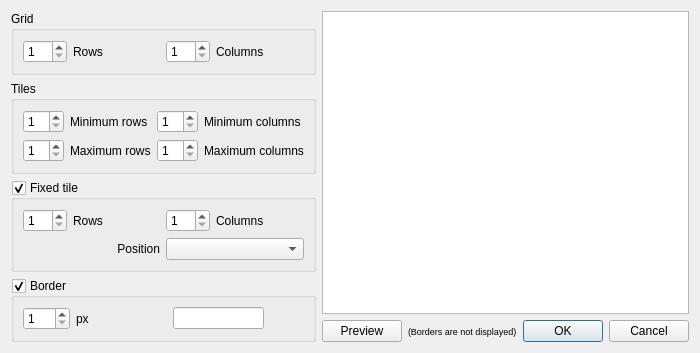
Old version of the form src/gui/customlayoutdialog.ui in the repository mistic100/UMWP-Autochanger.
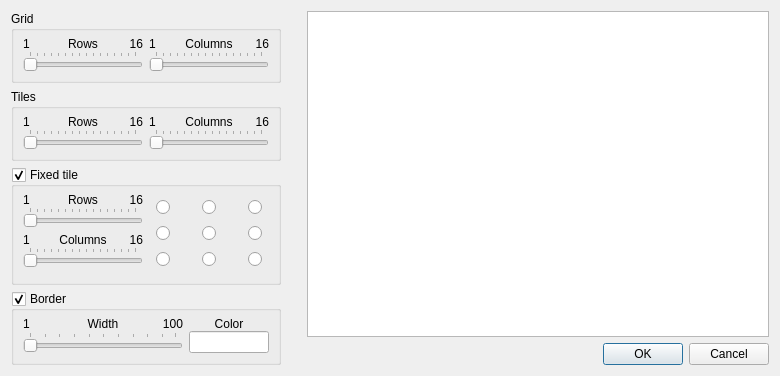
New version of the form. Icons and pictures are not drawn. Custom widgets are drawn as their Qt base class.

Commit message: rework custom layout configuration dialog

Diff of the .ui file:
```diff
--- a/src/gui/customlayoutdialog.ui
+++ b/src/gui/customlayoutdialog.ui
@@ -9,14 +9,538 @@
    <rect>
     <x>0</x>
     <y>0</y>
-    <width>700</width>
-    <height>300</height>
+    <width>780</width>
+    <height>360</height>
    </rect>
   </property>
   <property name="windowTitle">
    <string>Custom Layout Configuration</string>
   </property>
   <layout class="QGridLayout" name="gridLayout_5" columnstretch="0,1">
+   <property name="horizontalSpacing">
+    <number>26</number>
+   </property>
+   <item row="5" column="0" rowspan="3">
+    <widget class="QGroupBox" name="borderEnabled">
+     <property name="title">
+      <string>Border</string>
+     </property>
+     <property name="checkable">
+      <bool>true</bool>
+     </property>
+     <layout class="QGridLayout" name="gridLayout_4" columnstretch="2,1">
+      <property name="topMargin">
+       <number>6</number>
+      </property>
+      <property name="verticalSpacing">
+       <number>0</number>
+      </property>
+      <item row="5" column="0">
+       <layout class="QHBoxLayout" name="horizontalLayout_8">
+        <item>
+         <widget class="QLabel" name="label_23">
+          <property name="text">
+           <string notr="true">1</string>
+          </property>
+         </widget>
+        </item>
+        <item>
+         <widget class="QLabel" name="label_4">
+          <property name="text">
+           <string>Width</string>
+          </property>
+          <property name="alignment">
+           <set>Qt::AlignCenter</set>
+          </property>
+         </widget>
+        </item>
+        <item>
+         <widget class="QLabel" name="label_22">
+          <property name="text">
+           <string notr="true">100</string>
+          </property>
+          <property name="alignment">
+           <set>Qt::AlignRight|Qt::AlignTrailing|Qt::AlignVCenter</set>
+          </property>
+         </widget>
+        </item>
+       </layout>
+      </item>
+      <item row="6" column="0">
+       <widget class="QSlider" name="borderWidth">
+        <property name="minimum">
+         <number>1</number>
+        </property>
+        <property name="maximum">
+         <number>100</number>
+        </property>
+        <property name="orientation">
+         <enum>Qt::Horizontal</enum>
+        </property>
+        <property name="tickPosition">
+         <enum>QSlider::TicksAbove</enum>
+        </property>
+        <property name="tickInterval">
+         <number>10</number>
+        </property>
+       </widget>
+      </item>
+      <item row="6" column="1">
+       <widget class="QLineEditColor" name="borderColor"/>
+      </item>
+      <item row="5" column="1">
+       <widget class="QLabel" name="label_8">
+        <property name="text">
+         <string>Color</string>
+        </property>
+        <property name="alignment">
+         <set>Qt::AlignCenter</set>
+        </property>
+       </widget>
+      </item>
+     </layout>
+    </widget>
+   </item>
+   <item row="2" column="0" rowspan="3">
+    <widget class="QGroupBox" name="mainEnabled">
+     <property name="title">
+      <string>Fixed tile</string>
+     </property>
+     <property name="checkable">
+      <bool>true</bool>
+     </property>
+     <layout class="QHBoxLayout" name="horizontalLayout_9" stretch="1,0">
+      <property name="topMargin">
+       <number>6</number>
+      </property>
+      <item>
+       <layout class="QVBoxLayout" name="verticalLayout">
+        <property name="spacing">
+         <number>0</number>
+        </property>
+        <item>
+         <layout class="QHBoxLayout" name="horizontalLayout_6">
+          <item>
+           <widget class="QLabel" name="label_19">
+            <property name="text">
+             <string notr="true">1</string>
+            </property>
+           </widget>
+          </item>
+          <item>
+           <widget class="QLabel" name="label_3">
+            <property name="text">
+             <string>Rows</string>
+            </property>
+            <property name="alignment">
+             <set>Qt::AlignCenter</set>
+            </property>
+           </widget>
+          </item>
+          <item>
+           <widget class="QLabel" name="mainRowsMaxLabel">
+            <property name="text">
+             <string notr="true">16</string>
+            </property>
+            <property name="alignment">
+             <set>Qt::AlignRight|Qt::AlignTrailing|Qt::AlignVCenter</set>
+            </property>
+           </widget>
+          </item>
+         </layout>
+        </item>
+        <item>
+         <widget class="QSlider" name="mainRows">
+          <property name="minimumSize">
+           <size>
+            <width>120</width>
+            <height>0</height>
+           </size>
+          </property>
+          <property name="minimum">
+           <number>1</number>
+          </property>
+          <property name="maximum">
+           <number>16</number>
+          </property>
+          <property name="orientation">
+           <enum>Qt::Horizontal</enum>
+          </property>
+          <property name="tickPosition">
+           <enum>QSlider::TicksAbove</enum>
+          </property>
+          <property name="tickInterval">
+           <number>1</number>
+          </property>
+         </widget>
+        </item>
+        <item>
+         <layout class="QHBoxLayout" name="horizontalLayout_7">
+          <property name="topMargin">
+           <number>6</number>
+          </property>
+          <item>
+           <widget class="QLabel" name="label_21">
+            <property name="text">
+             <string notr="true">1</string>
+            </property>
+           </widget>
+          </item>
+          <item>
+           <widget class="QLabel" name="label_7">
+            <property name="text">
+             <string>Columns</string>
+            </property>
+            <property name="alignment">
+             <set>Qt::AlignCenter</set>
+            </property>
+           </widget>
+          </item>
+          <item>
+           <widget class="QLabel" name="mainColsMaxLabel">
+            <property name="text">
+             <string notr="true">16</string>
+            </property>
+            <property name="alignment">
+             <set>Qt::AlignRight|Qt::AlignTrailing|Qt::AlignVCenter</set>
+            </property>
+           </widget>
+          </item>
+         </layout>
+        </item>
+        <item>
+         <widget class="QSlider" name="mainCols">
+          <property name="minimum">
+           <number>1</number>
+          </property>
+          <property name="maximum">
+           <number>16</number>
+          </property>
+          <property name="orientation">
+           <enum>Qt::Horizontal</enum>
+          </property>
+          <property name="tickPosition">
+           <enum>QSlider::TicksAbove</enum>
+          </property>
+          <property name="tickInterval">
+           <number>1</number>
+          </property>
+         </widget>
+        </item>
+        <item>
+         <spacer name="verticalSpacer_3">
+          <property name="orientation">
+           <enum>Qt::Vertical</enum>
+          </property>
+          <property name="sizeHint" stdset="0">
+           <size>
+            <width>20</width>
+            <height>40</height>
+           </size>
+          </property>
+         </spacer>
+        </item>
+       </layout>
+      </item>
+      <item>
+       <widget class="QWidget" name="positionWidget" native="true">
+        <property name="minimumSize">
+         <size>
+          <width>120</width>
+          <height>80</height>
+         </size>
+        </property>
+        <property name="maximumSize">
+         <size>
+          <width>120</width>
+          <height>80</height>
+         </size>
+        </property>
+        <property name="toolTip">
+         <string>Position</string>
+        </property>
+        <property name="styleSheet">
+         <string notr="true">#positionWidget { background-image: url(:/images/icons/monitor-bg.png); }</string>
+        </property>
+        <layout class="QGridLayout" name="gridLayout_7">
+         <property name="leftMargin">
+          <number>7</number>
+         </property>
+         <property name="topMargin">
+          <number>7</number>
+         </property>
+         <property name="rightMargin">
+          <number>7</number>
+         </property>
+         <property name="bottomMargin">
+          <number>7</number>
+         </property>
+         <property name="spacing">
+          <number>0</number>
+         </property>
+         <item row="0" column="1">
+          <spacer name="horizontalSpacer">
+           <property name="orientation">
+            <enum>Qt::Horizontal</enum>
+           </property>
+           <property name="sizeHint" stdset="0">
+            <size>
+             <width>40</width>
+             <height>14</height>
+            </size>
+           </property>
+          </spacer>
+         </item>
+         <item row="4" column="2">
+          <widget class="QRadioButton" name="positionBottomCenter">
+           <property name="maximumSize">
+            <size>
+             <width>14</width>
+             <height>14</height>
+            </size>
+           </property>
+          </widget>
+         </item>
+         <item row="2" column="4">
+          <widget class="QRadioButton" name="positionCenterRight">
+           <property name="maximumSize">
+            <size>
+             <width>14</width>
+             <height>14</height>
+            </size>
+           </property>
+          </widget>
+         </item>
+         <item row="2" column="2">
+          <widget class="QRadioButton" name="positionCenterCenter">
+           <property name="maximumSize">
+            <size>
+             <width>14</width>
+             <height>14</height>
+            </size>
+           </property>
+          </widget>
+         </item>
+         <item row="2" column="0">
+          <widget class="QRadioButton" name="positionCenterLeft">
+           <property name="maximumSize">
+            <size>
+             <width>14</width>
+             <height>14</height>
+            </size>
+           </property>
+          </widget>
+         </item>
+         <item row="0" column="4">
+          <widget class="QRadioButton" name="positionTopRight">
+           <property name="maximumSize">
+            <size>
+             <width>14</width>
+             <height>14</height>
+            </size>
+           </property>
+          </widget>
+         </item>
+         <item row="0" column="2">
+          <widget class="QRadioButton" name="positionTopCenter">
+           <property name="maximumSize">
+            <size>
+             <width>14</width>
+             <height>14</height>
+            </size>
+           </property>
+          </widget>
+         </item>
+         <item row="0" column="0">
+          <widget class="QRadioButton" name="positionTopLeft">
+           <property name="maximumSize">
+            <size>
+             <width>14</width>
+             <height>14</height>
+            </size>
+           </property>
+          </widget>
+         </item>
+         <item row="4" column="4">
+          <widget class="QRadioButton" name="positionBottomRight">
+           <property name="maximumSize">
+            <size>
+             <width>14</width>
+             <height>14</height>
+            </size>
+           </property>
+          </widget>
+         </item>
+         <item row="4" column="0">
+          <widget class="QRadioButton" name="positionBottomLeft">
+           <property name="maximumSize">
+            <size>
+             <width>14</width>
+             <height>14</height>
+            </size>
+           </property>
+          </widget>
+         </item>
+         <item row="0" column="3">
+          <spacer name="horizontalSpacer_2">
+           <property name="orientation">
+            <enum>Qt::Horizontal</enum>
+           </property>
+           <property name="sizeHint" stdset="0">
+            <size>
+             <width>40</width>
+             <height>14</height>
+            </size>
+           </property>
+          </spacer>
+         </item>
+         <item row="1" column="0">
+          <spacer name="verticalSpacer">
+           <property name="orientation">
+            <enum>Qt::Vertical</enum>
+           </property>
+           <property name="sizeHint" stdset="0">
+            <size>
+             <width>14</width>
+             <height>40</height>
+            </size>
+           </property>
+          </spacer>
+         </item>
+         <item row="3" column="0">
+          <spacer name="verticalSpacer_2">
+           <property name="orientation">
+            <enum>Qt::Vertical</enum>
+           </property>
+           <property name="sizeHint" stdset="0">
+            <size>
+             <width>14</width>
+             <height>40</height>
+            </size>
+           </property>
+          </spacer>
+         </item>
+        </layout>
+       </widget>
+      </item>
+     </layout>
+    </widget>
+   </item>
+   <item row="1" column="0">
+    <widget class="QGroupBox" name="tiles">
+     <property name="title">
+      <string>Tiles</string>
+     </property>
+     <layout class="QGridLayout" name="gridLayout_2">
+      <property name="topMargin">
+       <number>6</number>
+      </property>
+      <property name="verticalSpacing">
+       <number>0</number>
+      </property>
+      <item row="0" column="0">
+       <layout class="QHBoxLayout" name="horizontalLayout_4">
+        <item>
+         <widget class="QLabel" name="label_15">
+          <property name="text">
+           <string notr="true">1</string>
+          </property>
+         </widget>
+        </item>
+        <item>
+         <widget class="QLabel" name="label_2">
+          <property name="text">
+           <string>Rows</string>
+          </property>
+          <property name="alignment">
+           <set>Qt::AlignCenter</set>
+          </property>
+         </widget>
+        </item>
+        <item>
+         <widget class="QLabel" name="tileRowsMaxLabel">
+          <property name="text">
+           <string notr="true">16</string>
+          </property>
+          <property name="alignment">
+           <set>Qt::AlignRight|Qt::AlignTrailing|Qt::AlignVCenter</set>
+          </property>
+         </widget>
+        </item>
+       </layout>
+      </item>
+      <item row="0" column="1">
+       <layout class="QHBoxLayout" name="horizontalLayout_5">
+        <item>
+         <widget class="QLabel" name="label_16">
+          <property name="text">
+           <string notr="true">1</string>
+          </property>
+         </widget>
+        </item>
+        <item>
+         <widget class="QLabel" name="label_6">
+          <property name="text">
+           <string>Columns</string>
+          </property>
+          <property name="alignment">
+           <set>Qt::AlignCenter</set>
+          </property>
+         </widget>
+        </item>
+        <item>
+         <widget class="QLabel" name="tileColsMaxLabel">
+          <property name="text">
+           <string notr="true">16</string>
+          </property>
+          <property name="alignment">
+           <set>Qt::AlignRight|Qt::AlignTrailing|Qt::AlignVCenter</set>
+          </property>
+         </widget>
+        </item>
+       </layout>
+      </item>
+      <item row="1" column="0">
+       <widget class="QxtSpanSlider" name="tileRows">
+        <property name="minimum">
+         <number>1</number>
+        </property>
+        <property name="maximum">
+         <number>16</number>
+        </property>
+        <property name="orientation">
+         <enum>Qt::Horizontal</enum>
+        </property>
+        <property name="tickPosition">
+         <enum>QSlider::TicksAbove</enum>
+        </property>
+        <property name="tickInterval">
+         <number>1</number>
+        </property>
+       </widget>
+      </item>
+      <item row="1" column="1">
+       <widget class="QxtSpanSlider" name="tileCols">
+        <property name="minimum">
+         <number>1</number>
+        </property>
+        <property name="maximum">
+         <number>16</number>
+        </property>
+        <property name="orientation">
+         <enum>Qt::Horizontal</enum>
+        </property>
+        <property name="tickPosition">
+         <enum>QSlider::TicksAbove</enum>
+        </property>
+        <property name="tickInterval">
+         <number>1</number>
+        </property>
+       </widget>
+      </item>
+     </layout>
+    </widget>
+   </item>
    <item row="0" column="0">
     <widget class="QGroupBox" name="groupBox">
      <property name="layoutDirection">
@@ -28,193 +552,133 @@
      <property name="checkable">
       <bool>false</bool>
      </property>
-     <layout class="QGridLayout" name="gridLayout" columnstretch="1,2,1,2">
+     <layout class="QGridLayout" name="gridLayout">
+      <property name="topMargin">
+       <number>6</number>
+      </property>
+      <property name="verticalSpacing">
+       <number>0</number>
+      </property>
       <item row="0" column="0">
-       <widget class="QSpinBox" name="rows">
-        <property name="minimum">
-         <number>1</number>
-        </property>
-        <property name="maximum">
-         <number>16</number>
-        </property>
-       </widget>
+       <layout class="QHBoxLayout" name="horizontalLayout_2">
+        <item>
+         <widget class="QLabel" name="label_11">
+          <property name="text">
+           <string notr="true">1</string>
+          </property>
+         </widget>
+        </item>
+        <item>
+         <widget class="QLabel" name="label">
+          <property name="text">
+           <string>Rows</string>
+          </property>
+          <property name="alignment">
+           <set>Qt::AlignCenter</set>
+          </property>
+         </widget>
+        </item>
+        <item>
+         <widget class="QLabel" name="label_10">
+          <property name="text">
+           <string notr="true">16</string>
+          </property>
+          <property name="alignment">
+           <set>Qt::AlignRight|Qt::AlignTrailing|Qt::AlignVCenter</set>
+          </property>
+         </widget>
+        </item>
+       </layout>
       </item>
       <item row="0" column="1">
-       <widget class="QLabel" name="label">
-        <property name="text">
-         <string>Rows</string>
-        </property>
-       </widget>
-      </item>
-      <item row="0" column="2">
-       <widget class="QSpinBox" name="cols">
-        <property name="minimum">
-         <number>1</number>
-        </property>
-        <property name="maximum">
-         <number>16</number>
-        </property>
-       </widget>
-      </item>
-      <item row="0" column="3">
-       <widget class="QLabel" name="label_5">
-        <property name="text">
-         <string>Columns</string>
-        </property>
-       </widget>
-      </item>
-     </layout>
-     <zorder>label</zorder>
-     <zorder>label_5</zorder>
-     <zorder>rows</zorder>
-     <zorder>cols</zorder>
-    </widget>
-   </item>
-   <item row="1" column="0">
-    <widget class="QGroupBox" name="groupBox_2">
-     <property name="title">
-      <string>Tiles</string>
-     </property>
-     <layout class="QGridLayout" name="gridLayout_2" columnstretch="1,2,1,2">
-      <item row="0" column="0">
-       <widget class="QSpinBox" name="minRows">
-        <property name="minimum">
-         <number>1</number>
-        </property>
-        <property name="maximum">
-         <number>16</number>
-        </property>
-       </widget>
-      </item>
-      <item row="0" column="1">
-       <widget class="QLabel" name="label_2">
-        <property name="text">
-         <string>Minimum rows</string>
-        </property>
-       </widget>
-      </item>
-      <item row="0" column="3">
-       <widget class="QLabel" name="label_4">
-        <property name="text">
-         <string>Minimum columns</string>
-        </property>
-       </widget>
+       <layout class="QHBoxLayout" name="horizontalLayout_3">
+        <item>
+         <widget class="QLabel" name="label_13">
+          <property name="text">
+           <string notr="true">1</string>
+          </property>
+         </widget>
+        </item>
+        <item>
+         <widget class="QLabel" name="label_5">
+          <property name="text">
+           <string>Columns</string>
+          </property>
+          <property name="alignment">
+           <set>Qt::AlignCenter</set>
+          </property>
+         </widget>
+        </item>
+        <item>
+         <widget class="QLabel" name="label_12">
+          <property name="text">
+           <string notr="true">16</string>
+          </property>
+          <property name="alignment">
+           <set>Qt::AlignRight|Qt::AlignTrailing|Qt::AlignVCenter</set>
+          </property>
+         </widget>
+        </item>
+       </layout>
       </item>
       <item row="1" column="0">
-       <widget class="QSpinBox" name="maxRows">
+       <widget class="QSlider" name="rows">
         <property name="minimum">
          <number>1</number>
         </property>
         <property name="maximum">
          <number>16</number>
         </property>
-       </widget>
-      </item>
-      <item row="1" column="1">
-       <widget class="QLabel" name="label_3">
-        <property name="text">
-         <string>Maximum rows</string>
+        <property name="orientation">
+         <enum>Qt::Horizontal</enum>
         </property>
-       </widget>
-      </item>
-      <item row="1" column="3">
-       <widget class="QLabel" name="label_6">
-        <property name="text">
-         <string>Maximum columns</string>
+        <property name="invertedAppearance">
+         <bool>false</bool>
         </property>
-       </widget>
-      </item>
-      <item row="0" column="2">
-       <widget class="QSpinBox" name="minCols">
-        <property name="minimum">
-         <number>1</number>
+        <property name="invertedControls">
+         <bool>true</bool>
         </property>
-        <property name="maximum">
-         <number>16</number>
+        <property name="tickPosition">
+         <enum>QSlider::TicksAbove</enum>
         </property>
-       </widget>
-      </item>
-      <item row="1" column="2">
-       <widget class="QSpinBox" name="maxCols">
-        <property name="minimum">
+        <property name="tickInterval">
          <number>1</number>
         </property>
-        <property name="maximum">
-         <number>16</number>
-        </property>
        </widget>
       </item>
-     </layout>
-     <zorder>label_2</zorder>
-     <zorder>label_4</zorder>
-     <zorder>label_6</zorder>
-     <zorder>label_3</zorder>
-     <zorder>minRows</zorder>
-     <zorder>maxRows</zorder>
-     <zorder>minCols</zorder>
-     <zorder>maxCols</zorder>
-    </widget>
-   </item>
-   <item row="2" column="0" rowspan="2">
-    <widget class="QGroupBox" name="mainEnabled">
-     <property name="title">
-      <string>Fixed tile</string>
-     </property>
-     <property name="checkable">
-      <bool>true</bool>
-     </property>
-     <layout class="QGridLayout" name="gridLayout_3" columnstretch="1,2,1,2">
-      <item row="0" column="0">
-       <widget class="QSpinBox" name="mainRows">
+      <item row="1" column="1">
+       <widget class="QSlider" name="cols">
         <property name="minimum">
          <number>1</number>
         </property>
         <property name="maximum">
          <number>16</number>
         </property>
-       </widget>
-      </item>
-      <item row="0" column="1">
-       <widget class="QLabel" name="label_7">
-        <property name="text">
-         <string>Rows</string>
+        <property name="orientation">
+         <enum>Qt::Horizontal</enum>
         </property>
-       </widget>
-      </item>
-      <item row="0" column="2">
-       <widget class="QSpinBox" name="mainCols">
-        <property name="minimum">
+        <property name="tickPosition">
+         <enum>QSlider::TicksAbove</enum>
+        </property>
+        <property name="tickInterval">
          <number>1</number>
         </property>
-        <property name="maximum">
-         <number>16</number>
-        </property>
        </widget>
       </item>
-      <item row="0" column="3">
-       <widget class="QLabel" name="label_8">
-        <property name="text">
-         <string>Columns</string>
-        </property>
-       </widget>
-      </item>
-      <item row="1" column="1">
-       <widget class="QLabel" name="label_9">
-        <property name="text">
-         <string>Position</string>
-        </property>
-        <property name="alignment">
-         <set>Qt::AlignRight|Qt::AlignTrailing|Qt::AlignVCenter</set>
-        </property>
-       </widget>
-      </item>
-      <item row="1" column="2" colspan="2">
-       <widget class="QComboBoxExt" name="mainPos"/>
-      </item>
      </layout>
     </widget>
    </item>
-   <item row="0" column="1" rowspan="5">
+   <item row="7" column="1">
+    <widget class="QDialogButtonBox" name="buttonBox">
+     <property name="orientation">
+      <enum>Qt::Horizontal</enum>
+     </property>
+     <property name="standardButtons">
+      <set>QDialogButtonBox::Cancel|QDialogButtonBox::Ok</set>
+     </property>
+    </widget>
+   </item>
+   <item row="0" column="1" rowspan="7">
     <widget class="QGraphicsView" name="view">
      <property name="verticalScrollBarPolicy">
       <enum>Qt::ScrollBarAlwaysOff</enum>
@@ -224,97 +688,19 @@
      </property>
     </widget>
    </item>
-   <item row="5" column="1">
-    <layout class="QHBoxLayout" name="horizontalLayout">
-     <item>
-      <widget class="QPushButton" name="previewButton">
-       <property name="text">
-        <string>Preview</string>
-       </property>
-      </widget>
-     </item>
-     <item>
-      <widget class="QLabel" name="label_11">
-       <property name="font">
-        <font>
-         <pointsize>7</pointsize>
-        </font>
-       </property>
-       <property name="text">
-        <string>(Borders are not displayed)</string>
-       </property>
-      </widget>
-     </item>
-     <item>
-      <widget class="QDialogButtonBox" name="buttonBox">
-       <property name="orientation">
-        <enum>Qt::Horizontal</enum>
-       </property>
-       <property name="standardButtons">
-        <set>QDialogButtonBox::Cancel|QDialogButtonBox::Ok</set>
-       </property>
-      </widget>
-     </item>
-    </layout>
-   </item>
-   <item row="4" column="0" rowspan="2">
-    <widget class="QGroupBox" name="borderEnabled">
-     <property name="title">
-      <string>Border</string>
-     </property>
-     <property name="checkable">
-      <bool>true</bool>
-     </property>
-     <layout class="QGridLayout" name="gridLayout_4" columnstretch="1,2,2,0">
-      <item row="0" column="0">
-       <widget class="QSpinBox" name="borderWidth">
-        <property name="minimum">
-         <number>1</number>
-        </property>
-        <property name="maximum">
-         <number>100</number>
-        </property>
-       </widget>
-      </item>
-      <item row="0" column="1">
-       <widget class="QLabel" name="label_10">
-        <property name="text">
-         <string>px</string>
-        </property>
-       </widget>
-      </item>
-      <item row="0" column="2">
-       <widget class="QLineEditColor" name="borderColor"/>
-      </item>
-      <item row="0" column="3">
-       <spacer name="horizontalSpacer">
-        <property name="orientation">
-         <enum>Qt::Horizontal</enum>
-        </property>
-        <property name="sizeHint" stdset="0">
-         <size>
-          <width>40</width>
-          <height>20</height>
-         </size>
-        </property>
-       </spacer>
-      </item>
-     </layout>
-    </widget>
-   </item>
   </layout>
  </widget>
  <customwidgets>
-  <customwidget>
-   <class>QComboBoxExt</class>
-   <extends>QComboBox</extends>
-   <header>../ext/qcomboboxext.h</header>
-  </customwidget>
   <customwidget>
    <class>QLineEditColor</class>
    <extends>QLineEdit</extends>
    <header>../ext/qlineeditcolor.h</header>
   </customwidget>
+  <customwidget>
+   <class>QxtSpanSlider</class>
+   <extends>QSlider</extends>
+   <header>../ext/qxtspanslider.h</header>
+  </customwidget>
  </customwidgets>
  <resources/>
  <connections>
```
Left out of the diff: 2 changed lines with no effect on the pictures. The commit also changes 15 other files.
